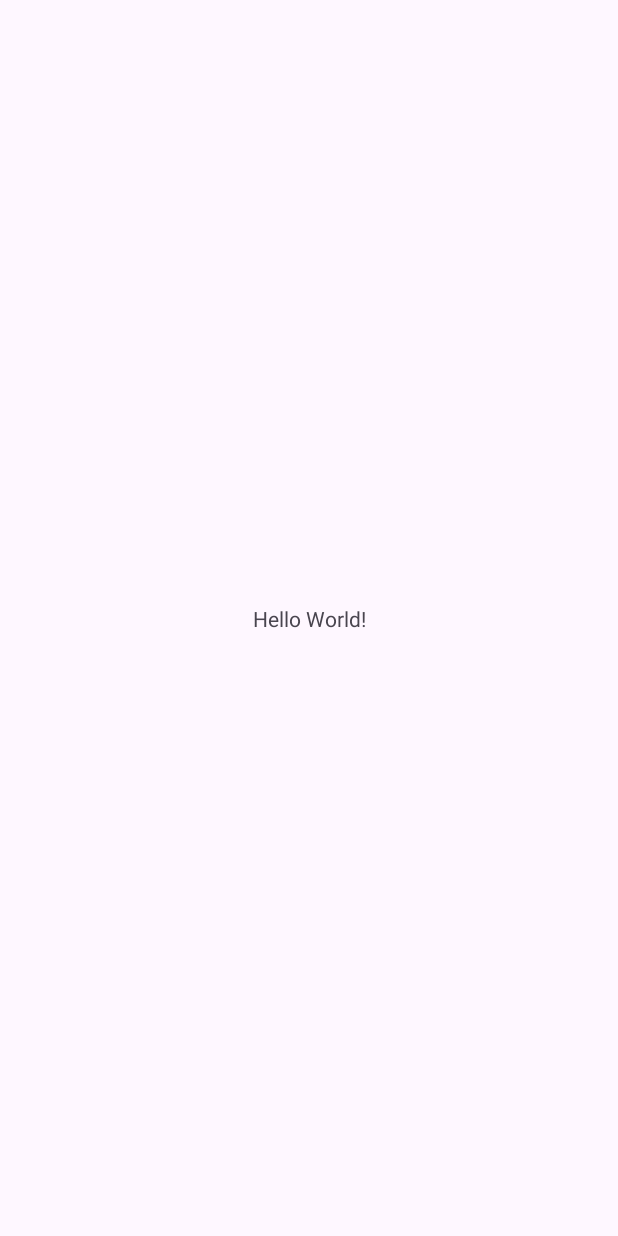
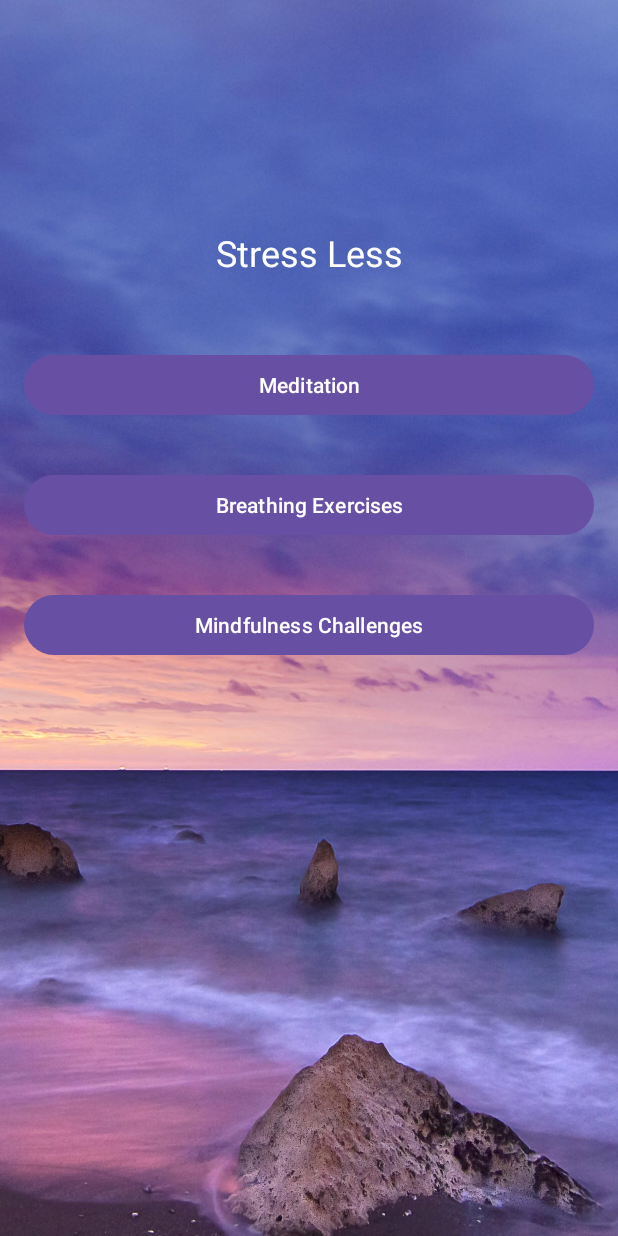
Before and after one commit to IanHipolito/StressLessApp, an Android app: the screen it shows after launch (MainActivity), on a phone screen of 412 x 824 dp. Before the commit the screen is almost empty. Run offline under Robolectric (Android 15) with nearby library versions, the phone set to English and light mode, and no system bars.

Commit message:
Starting Code

```diff
--- a/app/build.gradle.kts
+++ b/app/build.gradle.kts
@@ -4,7 +4,7 @@ plugins {
 
 android {
     namespace = "com.example.stressless"
-    compileSdk = 33
+    compileSdk = 34
 
     defaultConfig {
         applicationId = "com.example.stressless"
--- /dev/null
+++ b/app/src/main/java/com/example/stressless/BreathingActivity.java
@@ -0,0 +1,4 @@
+package com.example.stressless;
+
+public class BreathingActivity {
+}
--- a/app/src/main/java/com/example/stressless/MainActivity.java
+++ b/app/src/main/java/com/example/stressless/MainActivity.java
@@ -1,8 +1,11 @@
 package com.example.stressless;
 
+import android.content.Intent;
+import android.os.Bundle;
+import android.view.View;
+import android.widget.Button;
+
 import androidx.appcompat.app.AppCompatActivity;
-
-import android.os.Bundle;
 
 public class MainActivity extends AppCompatActivity {
 
@@ -10,5 +13,35 @@ public class MainActivity extends AppCompatActivity {
     protected void onCreate(Bundle savedInstanceState) {
         super.onCreate(savedInstanceState);
         setContentView(R.layout.activity_main);
+
+        Button buttonMeditation = findViewById(R.id.buttonMeditation);
+        Button buttonBreathing = findViewById(R.id.buttonBreathing);
+        Button buttonMindfulness = findViewById(R.id.buttonMindfulness);
+
+        buttonMeditation.setOnClickListener(new View.OnClickListener() {
+            @Override
+            public void onClick(View view) {
+                // Start the MeditationActivity when the "Meditation" button is clicked
+                startActivity(new Intent(MainActivity.this, MeditationActivity.class));
+            }
+        });
+
+        buttonBreathing.setOnClickListener(new View.OnClickListener() {
+            @Override
+            public void onClick(View view) {
+                // Start the BreathingActivity when the "Breathing Exercises" button is clicked
+                startActivity(new Intent(MainActivity.this, BreathingActivity.class));
+            }
+        });
+
+        buttonMindfulness.setOnClickListener(new View.OnClickListener() {
+            @Override
+            public void onClick(View view) {
+                // Start the MindfulnessActivity when the "Mindfulness Challenges" button is clicked
+                startActivity(new Intent(MainActivity.this, MindfulnessActivity.class));
+            }
+        });
     }
 }
+
+}
--- /dev/null
+++ b/app/src/main/java/com/example/stressless/MeditationActivity.java
@@ -0,0 +1,4 @@
+package com.example.stressless;
+
+public class MeditationActivity {
+}
--- /dev/null
+++ b/app/src/main/java/com/example/stressless/MindfulnessActivity.java
@@ -0,0 +1,4 @@
+package com.example.stressless;
+
+public class MindfulnessActivity {
+}
--- /dev/null
+++ b/app/src/main/res/layout/activity_breathing.xml
@@ -0,0 +1,6 @@
+<?xml version="1.0" encoding="utf-8"?>
+<androidx.constraintlayout.widget.ConstraintLayout xmlns:android="http://schemas.android.com/apk/res/android"
+    android:layout_width="match_parent"
+    android:layout_height="match_parent">
+
+</androidx.constraintlayout.widget.ConstraintLayout>
--- a/app/src/main/res/layout/activity_main.xml
+++ b/app/src/main/res/layout/activity_main.xml
@@ -1,18 +1,54 @@
 <?xml version="1.0" encoding="utf-8"?>
-<androidx.constraintlayout.widget.ConstraintLayout xmlns:android="http://schemas.android.com/apk/res/android"
+<androidx.constraintlayout.widget.ConstraintLayout
+    xmlns:android="http://schemas.android.com/apk/res/android"
     xmlns:app="http://schemas.android.com/apk/res-auto"
     xmlns:tools="http://schemas.android.com/tools"
     android:layout_width="match_parent"
     android:layout_height="match_parent"
+    android:background="@drawable/appbackgroud"
+    android:padding="16dp"
     tools:context=".MainActivity">
 
     <TextView
+        android:id="@+id/welcomeText"
         android:layout_width="wrap_content"
         android:layout_height="wrap_content"
-        android:text="Hello World!"
-        app:layout_constraintBottom_toBottomOf="parent"
+        android:layout_marginTop="136dp"
+        android:text="Stress Less"
+        android:textColor="#FFFFFF"
+        android:textSize="24sp"
         app:layout_constraintEnd_toEndOf="parent"
         app:layout_constraintStart_toStartOf="parent"
         app:layout_constraintTop_toTopOf="parent" />
 
+    <Button
+        android:id="@+id/buttonMeditation"
+        android:layout_width="0dp"
+        android:layout_height="wrap_content"
+        android:layout_marginTop="48dp"
+        android:text="Meditation"
+        app:layout_constraintEnd_toEndOf="parent"
+        app:layout_constraintStart_toStartOf="parent"
+        app:layout_constraintTop_toBottomOf="@+id/welcomeText" />
+
+    <Button
+        android:id="@+id/buttonBreathing"
+        android:layout_width="0dp"
+        android:layout_height="wrap_content"
+        android:layout_marginTop="32dp"
+        android:text="Breathing Exercises"
+        app:layout_constraintEnd_toEndOf="parent"
+        app:layout_constraintStart_toStartOf="parent"
+        app:layout_constraintTop_toBottomOf="@+id/buttonMeditation" />
+
+    <Button
+        android:id="@+id/buttonMindfulness"
+        android:layout_width="0dp"
+        android:layout_height="wrap_content"
+        android:layout_marginTop="32dp"
+        android:text="Mindfulness Challenges"
+        app:layout_constraintEnd_toEndOf="parent"
+        app:layout_constraintStart_toStartOf="parent"
+        app:layout_constraintTop_toBottomOf="@+id/buttonBreathing" />
+
 </androidx.constraintlayout.widget.ConstraintLayout>
--- /dev/null
+++ b/app/src/main/res/layout/activity_meditation.xml
@@ -0,0 +1,6 @@
+<?xml version="1.0" encoding="utf-8"?>
+<androidx.constraintlayout.widget.ConstraintLayout xmlns:android="http://schemas.android.com/apk/res/android"
+    android:layout_width="match_parent"
+    android:layout_height="match_parent">
+
+</androidx.constraintlayout.widget.ConstraintLayout>
--- /dev/null
+++ b/app/src/main/res/layout/activity_mindfulnesschallenges.xml
@@ -0,0 +1,6 @@
+<?xml version="1.0" encoding="utf-8"?>
+<androidx.constraintlayout.widget.ConstraintLayout xmlns:android="http://schemas.android.com/apk/res/android"
+    android:layout_width="match_parent"
+    android:layout_height="match_parent">
+
+</androidx.constraintlayout.widget.ConstraintLayout>
```
Also changed, not shown: app/src/main/res/drawable/appbackgroud.jpg (added).
